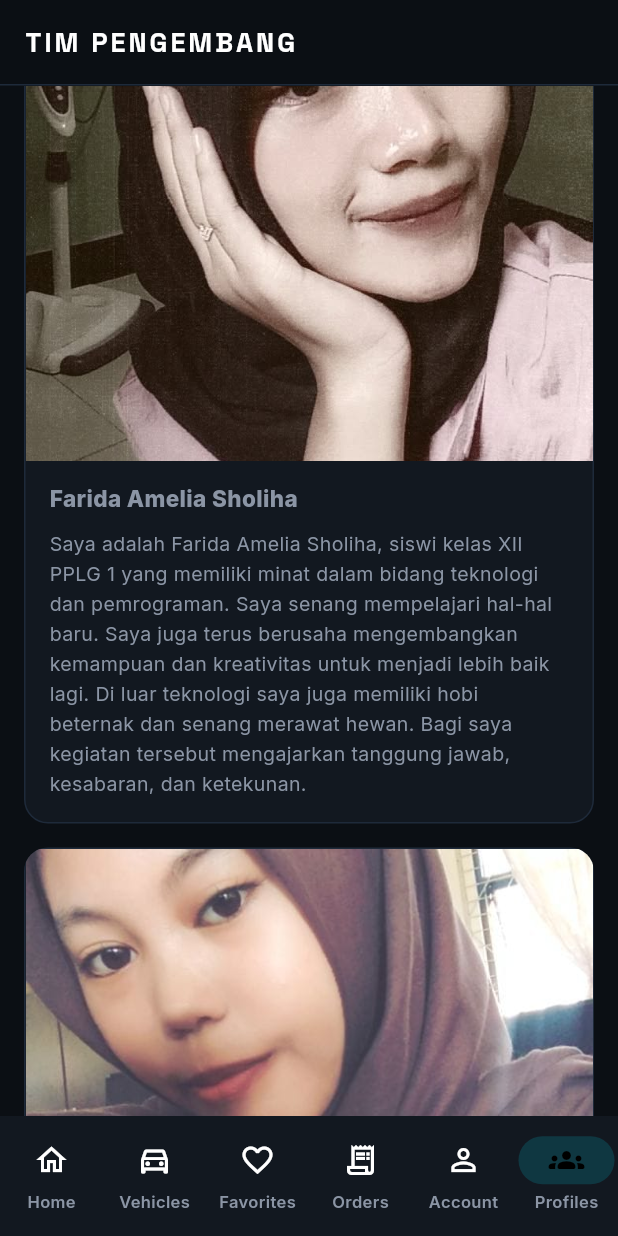
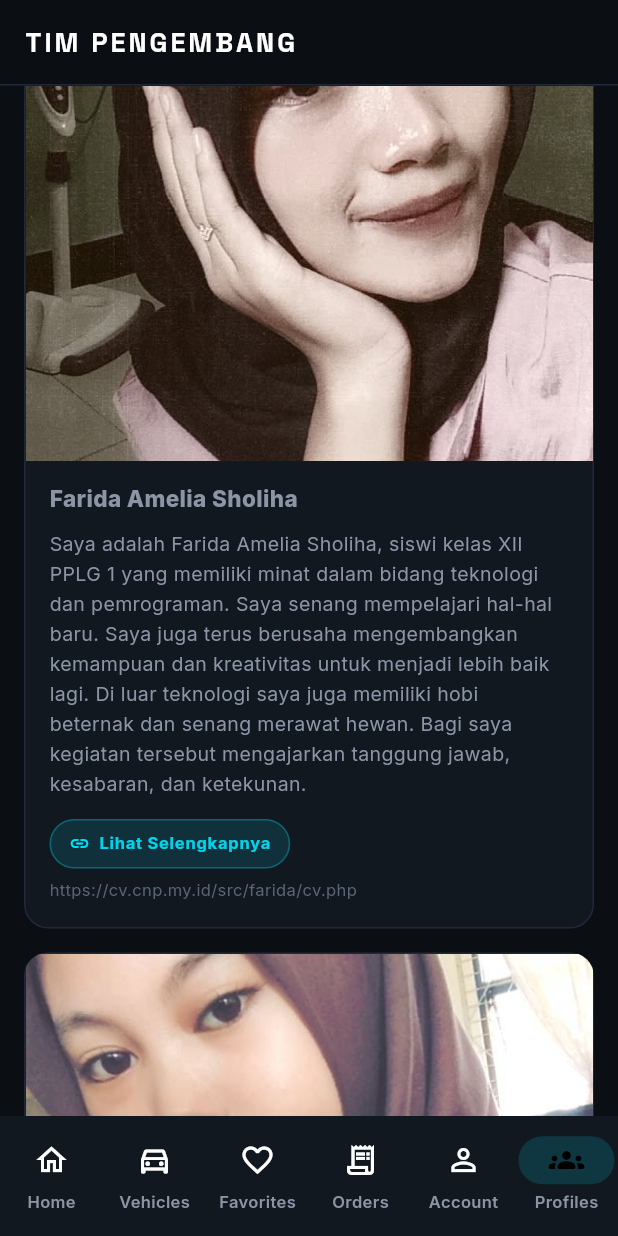
Before and after one commit to szmaou/YAW, a Flutter app: the ProfilesPage screen opened by its route, scrolled down 1728 dp, on a phone screen of 412 x 824 dp. Run offline on Flutter 3.47's test engine with Material 3 defaults, Android fonts, the phone set to English and light mode, and no system bars; our stand-ins replace cached_network_image, dio, equatable, flutter_riverpod, flutter_secure_storage, go_router and 3 more; accounts and stored records are empty.

Commit message:
Tambah link CV Farida di halaman Profiles

```diff
--- a/lib/features/profile/presentation/pages/profiles_page.dart
+++ b/lib/features/profile/presentation/pages/profiles_page.dart
@@ -47,6 +47,7 @@ const _developers = <_Developer>[
         'Saya senang mempelajari hal-hal baru. Saya juga terus berusaha mengembangkan kemampuan dan kreativitas untuk menjadi lebih baik lagi. '
         'Di luar teknologi saya juga memiliki hobi beternak dan senang merawat hewan. '
         'Bagi saya kegiatan tersebut mengajarkan tanggung jawab, kesabaran, dan ketekunan.',
+    link: 'https://cv.cnp.my.id/src/farida/cv.php',
   ),
   _Developer(
     name: 'Shinta Ramadhani',
```
